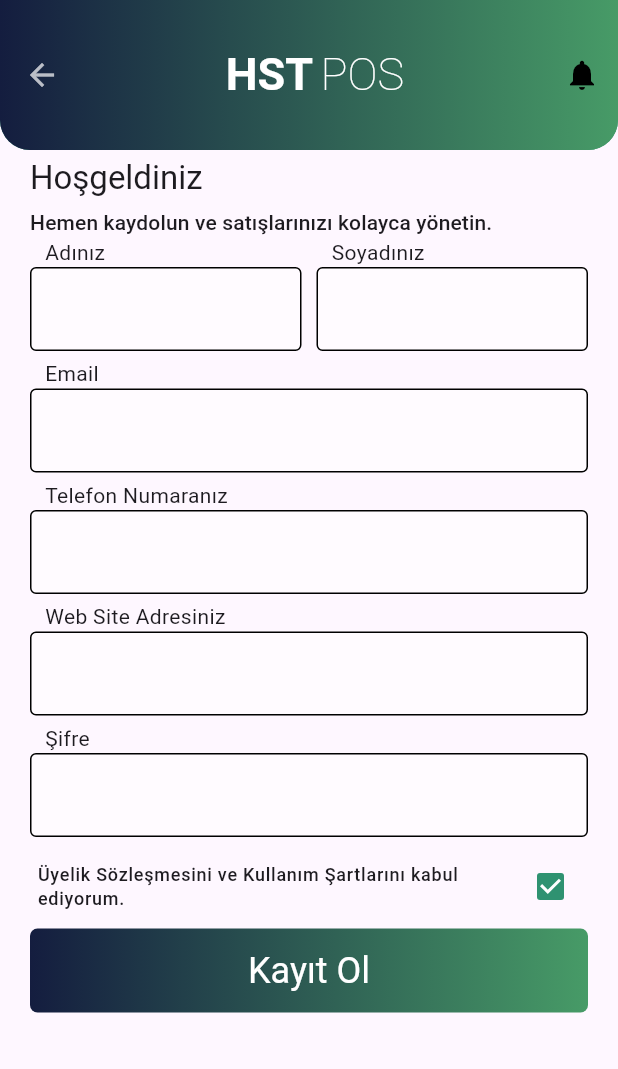
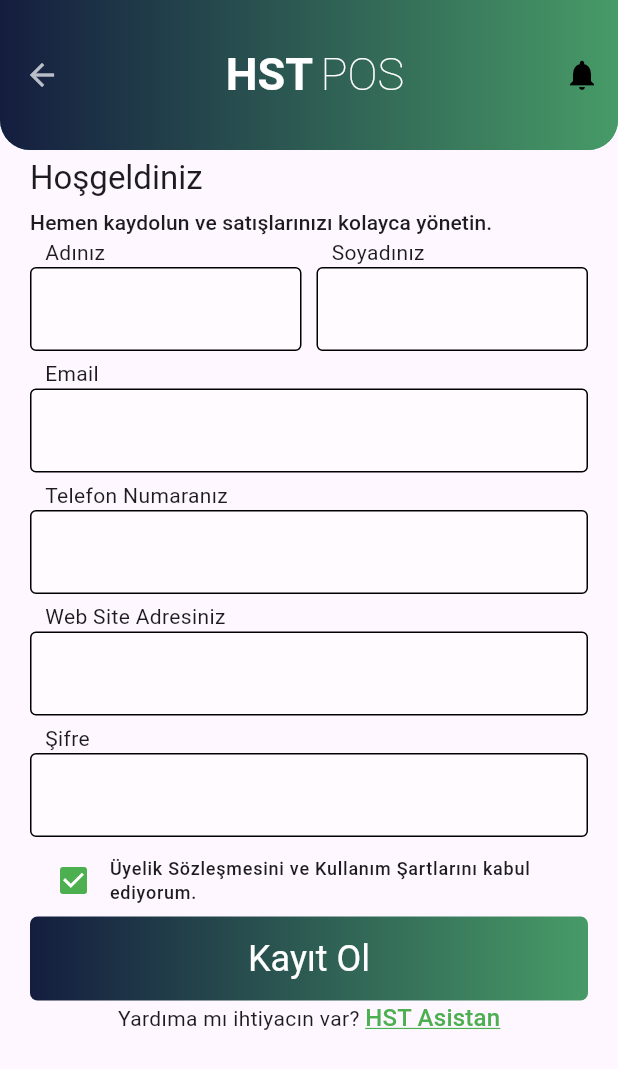
Before and after one commit to kadiirhocaoglu/InternHST, a Flutter app: the screen it shows after launch, on a phone screen of 412 x 824 dp. Shown: the top 1069 px of the screen. Run offline on Flutter 3.47's test engine with Material 3 defaults, Android fonts, the phone set to English and light mode, and no system bars; our stand-ins replace animated_text_kit, dio; missing offline and left inert: flutter_nfc_kit, ndef.

Commit message:
22 july fix register

```diff
--- a/register_hst_flutter/lib/feature/singup/color_constants.dart
+++ b/register_hst_flutter/lib/feature/singup/color_constants.dart
@@ -13,4 +13,6 @@
   static const darkGradientOnTextColor = Colors.white;
   static const textFieldFillColor = Colors.white70;
   static const borderColor = Colors.black;
+  static const positiveColor = Colors.green;
+  static const linkColor = Color.fromARGB(255, 0, 0, 238);
 }
--- a/register_hst_flutter/lib/feature/singup/signup_keys.dart
+++ b/register_hst_flutter/lib/feature/singup/signup_keys.dart
@@ -15,4 +15,6 @@
   static String passwordTextFieldTitle = "Şifre";
   static String signupTermsText = "Üyelik Sözleşmesini ve Kullanım Şartlarını kabul ediyorum.";
   static String signupButtonTitle = "Kayıt Ol";
+  static String needHelp = "Yardıma mı ihtiyacın var? ";
+  static String support = "HST Asistan";
 }
--- a/register_hst_flutter/lib/feature/singup/signup_view.dart
+++ b/register_hst_flutter/lib/feature/singup/signup_view.dart
@@ -7,6 +7,8 @@
 part './widget/signup_text_field.dart';
 part 'widget/signup_header_title.dart';
 part 'widget/signup_button.dart';
+part 'widget/singup_check_box.dart';
+part 'widget/singup_already_signin.dart';
 
 final class SingupView extends StatefulWidget {
   const SingupView({super.key});
@@ -23,16 +25,42 @@
         toolbarHeight: 100,
         leading: BackButton(),
         automaticallyImplyLeading: false,
-        shape: RoundedRectangleBorder(borderRadius: BorderRadius.only(bottomLeft: SignupSizeConstants.medium.radiusCircular, bottomRight: SignupSizeConstants.medium.radiusCircular)),
+        shape: RoundedRectangleBorder(
+            borderRadius: BorderRadius.only(
+                bottomLeft: SignupSizeConstants.medium.radiusCircular,
+                bottomRight: SignupSizeConstants.medium.radiusCircular)),
         flexibleSpace: Container(
-          decoration: BoxDecoration(gradient: LinearGradient(colors: [ColorConstants.gradientStartColor, ColorConstants.gradientEndColor]),borderRadius: BorderRadius.only(bottomLeft: SignupSizeConstants.medium.radiusCircular, bottomRight: SignupSizeConstants.medium.radiusCircular),),
-
+          decoration: BoxDecoration(
+            gradient: LinearGradient(colors: [
+              ColorConstants.gradientStartColor,
+              ColorConstants.gradientEndColor
+            ]),
+            borderRadius: BorderRadius.only(
+                bottomLeft: SignupSizeConstants.medium.radiusCircular,
+                bottomRight: SignupSizeConstants.medium.radiusCircular),
+          ),
         ),
-        title: Row(mainAxisAlignment: MainAxisAlignment.center,children: [Text("HST", style: TextStyle(color: Colors.white, fontWeight: FontWeight.bold, fontSize: 30)), Padding(
-          padding: EdgeInsets.only(left: SignupSizeConstants.verylow.value),
-          child: Text("POS", style: TextStyle(color: Colors.white, fontWeight: FontWeight.w100, fontSize: 30,)))],),
+        title: Row(
+          mainAxisAlignment: MainAxisAlignment.center,
+          children: [
+            Text("HST",
+                style: TextStyle(
+                    color: Colors.white,
+                    fontWeight: FontWeight.bold,
+                    fontSize: 30)),
+            Padding(
+                padding:
+                    EdgeInsets.only(left: SignupSizeConstants.verylow.value),
+                child: Text("POS",
+                    style: TextStyle(
+                      color: Colors.white,
+                      fontWeight: FontWeight.w100,
+                      fontSize: 30,
+                    )))
+          ],
+        ),
         actions: [
-          IconButton(onPressed: (){}, icon: Icon(Icons.notifications))
+          IconButton(onPressed: () {}, icon: Icon(Icons.notifications))
         ],
       ),
       body: SingleChildScrollView(
@@ -49,7 +77,8 @@
                     children: [
                       Expanded(
                         child: Padding(
-                          padding: EdgeInsets.only(right: SignupSizeConstants.verylow.value),
+                          padding: EdgeInsets.only(
+                              right: SignupSizeConstants.verylow.value),
                           child: _SingupTextField(
                               title: SignupKeys.nameTextFieldTitle,
                               controller: nameController),
@@ -57,7 +86,8 @@
                       ),
                       Expanded(
                         child: Padding(
-                          padding: EdgeInsets.only(left: SignupSizeConstants.verylow.value),
+                          padding: EdgeInsets.only(
+                              left: SignupSizeConstants.verylow.value),
                           child: _SingupTextField(
                               title: SignupKeys.surnameTextFieldTitle,
                               controller: surnameController),
@@ -71,25 +101,19 @@
                   _SingupTextField(
                       title: SignupKeys.numberTextFieldTitle,
                       controller: numberController),
-                      _SingupTextField(
+                  _SingupTextField(
                       title: SignupKeys.webSiteTextFieldTitle,
                       controller: webSiteController),
-                      _SingupTextField(
+                  _SingupTextField(
                       title: SignupKeys.passwordTextFieldTitle,
-                      controller: passwordController),
+                      controller: passwordController,
+                      obscureText: true),
                   Padding(
                     padding: SignupSizeConstants.verylow.paddingHorizontal,
-                    child: CheckboxListTile(
-                      contentPadding: EdgeInsets.zero,
-                      value: true,
-                      onChanged: (value) {},
-                      title: Text(
-                        SignupKeys.signupTermsText,
-                        style: Theme.of(context).textTheme.labelMedium,
-                      ),
-                    ),
+                    child: SignupCheckBox(),
                   ),
-                  _SignupButton()
+                  _SignupButton(),
+                  _SignupAlreadySignin()
                 ],
               )
             ],
--- a/register_hst_flutter/lib/feature/singup/widget/signup_button.dart
+++ b/register_hst_flutter/lib/feature/singup/widget/signup_button.dart
@@ -1,7 +1,7 @@
 part of '../signup_view.dart';
 
 
-class _SignupButton extends StatelessWidget {
+final class _SignupButton extends StatelessWidget {
   const _SignupButton({
     super.key,
   });
--- a/register_hst_flutter/lib/feature/singup/widget/signup_header_title.dart
+++ b/register_hst_flutter/lib/feature/singup/widget/signup_header_title.dart
@@ -1,7 +1,7 @@
 part of '../signup_view.dart';
 
 
-  class _HeaderTitle extends StatelessWidget {
+final class _HeaderTitle extends StatelessWidget {
 
     @override
     Widget build(BuildContext context) {
--- a/register_hst_flutter/lib/feature/singup/widget/signup_text_field.dart
+++ b/register_hst_flutter/lib/feature/singup/widget/signup_text_field.dart
@@ -1,16 +1,19 @@
 part of '../signup_view.dart';
 
-class _SingupTextField extends StatelessWidget {
+final class _SingupTextField extends StatelessWidget {
   _SingupTextField({
     super.key,
     required String title,
-    required TextEditingController controller
+    required TextEditingController controller,
+    bool obscureText = false
   })
   : _title = title,
-    _controller = controller;
+    _controller = controller,
+    _obscureText = obscureText;
 
   final String _title;
   final TextEditingController _controller;
+  final bool _obscureText;
 
   @override
   Widget build(BuildContext context) {
@@ -30,6 +33,7 @@
                   filled: true,
                   fillColor: Theme.of(context).colorScheme.onSurface.withOpacity(0.5),
                 ),
+                obscureText: _obscureText,
               ),
             ],
           )
--- /dev/null
+++ b/register_hst_flutter/lib/feature/singup/widget/singup_already_signin.dart
@@ -0,0 +1,25 @@
+part of '../signup_view.dart';
+
+
+
+final class _SignupAlreadySignin extends StatelessWidget {
+
+  @override
+  Widget build(BuildContext context) {
+    return Padding(
+      padding: SignupSizeConstants.low.paddingHorizontal,
+      child: Text.rich(TextSpan(
+        text: SignupKeys.needHelp,
+        children: [
+          TextSpan(
+            text: SignupKeys.support,
+            style: Theme.of(context).textTheme.titleMedium?.copyWith(color: ColorConstants.positiveColor, decoration: TextDecoration.underline, decorationColor: ColorConstants.positiveColor),
+            onEnter: (event) => (){
+              debugPrint("kadir");
+            },
+          )
+        ]
+      )),
+    );
+  }
+}
--- /dev/null
+++ b/register_hst_flutter/lib/feature/singup/widget/singup_check_box.dart
@@ -0,0 +1,26 @@
+part of '../signup_view.dart';
+
+final class SignupCheckBox extends StatelessWidget {
+
+  @override
+  Widget build(BuildContext context) {
+    return Row(
+      children: [
+        Checkbox(value: true, onChanged: (value) => (){
+
+        },
+        materialTapTargetSize: MaterialTapTargetSize.padded
+        ,
+        activeColor: ColorConstants.positiveColor,
+        ),
+        Expanded(
+          child: Text(
+            SignupKeys.signupTermsText,
+            style: Theme.of(context).textTheme.labelMedium,
+          ),
+        ),
+
+      ]
+    );
+  }
+}
```
